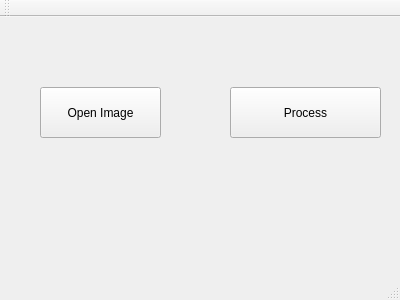
Qt form Chapter 03/ImgProcessBasedOnClass3_4and3_5and3_6/mainwindow.ui (bigfool/opencv-2-cookbook-src) before a commit.
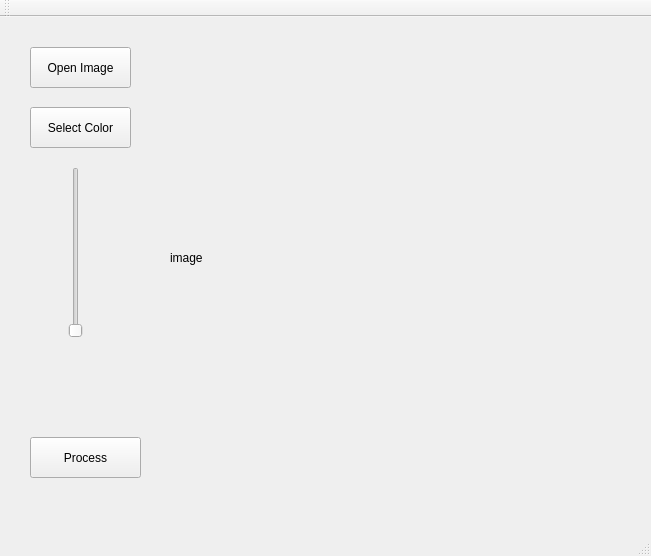
The same form after that commit.

Commit message: 完成了在MainWindow中的一个Label显示出所选择的图片

What changed in the file:
```diff
--- a/Chapter 03/ImgProcessBasedOnClass3_4and3_5and3_6/mainwindow.ui
+++ b/Chapter 03/ImgProcessBasedOnClass3_4and3_5and3_6/mainwindow.ui
@@ -6,8 +6,8 @@
    <rect>
     <x>0</x>
     <y>0</y>
-    <width>400</width>
-    <height>300</height>
+    <width>651</width>
+    <height>556</height>
    </rect>
   </property>
   <property name="windowTitle">
@@ -17,10 +17,10 @@
    <widget class="QPushButton" name="openButton">
     <property name="geometry">
      <rect>
-      <x>40</x>
-      <y>70</y>
-      <width>121</width>
-      <height>51</height>
+      <x>30</x>
+      <y>30</y>
+      <width>101</width>
+      <height>41</height>
      </rect>
     </property>
     <property name="text">
@@ -30,16 +30,68 @@
    <widget class="QPushButton" name="processButton">
     <property name="geometry">
      <rect>
-      <x>230</x>
-      <y>70</y>
-      <width>151</width>
-      <height>51</height>
+      <x>30</x>
+      <y>420</y>
+      <width>111</width>
+      <height>41</height>
      </rect>
     </property>
     <property name="text">
      <string>Process</string>
     </property>
    </widget>
+   <widget class="QSlider" name="verticalSlider">
+    <property name="geometry">
+     <rect>
+      <x>60</x>
+      <y>150</y>
+      <width>31</width>
+      <height>171</height>
+     </rect>
+    </property>
+    <property name="orientation">
+     <enum>Qt::Vertical</enum>
+    </property>
+   </widget>
+   <widget class="QLabel" name="inputInfoLabel">
+    <property name="geometry">
+     <rect>
+      <x>40</x>
+      <y>330</y>
+      <width>91</width>
+      <height>71</height>
+     </rect>
+    </property>
+    <property name="text">
+     <string/>
+    </property>
+   </widget>
+   <widget class="QPushButton" name="selectColorButton">
+    <property name="geometry">
+     <rect>
+      <x>30</x>
+      <y>90</y>
+      <width>101</width>
+      <height>41</height>
+     </rect>
+    </property>
+    <property name="text">
+     <string>Select Color</string>
+    </property>
+   </widget>
+   <widget class="QLabel" name="imageLabel">
+    <property name="geometry">
+     <rect>
+      <x>170</x>
+      <y>30</y>
+      <width>461</width>
+      <height>421</height>
+     </rect>
+    </property>
+    <property name="text">
+     <string>image</string>
+    </property>
+   </widget>
   </widget>
   <widget class="QMenuBar" name="menuBar">
    <property name="geometry">
```
Left out of the diff: 2 changed lines with no effect on the pictures. The commit also changes 2 other files.
